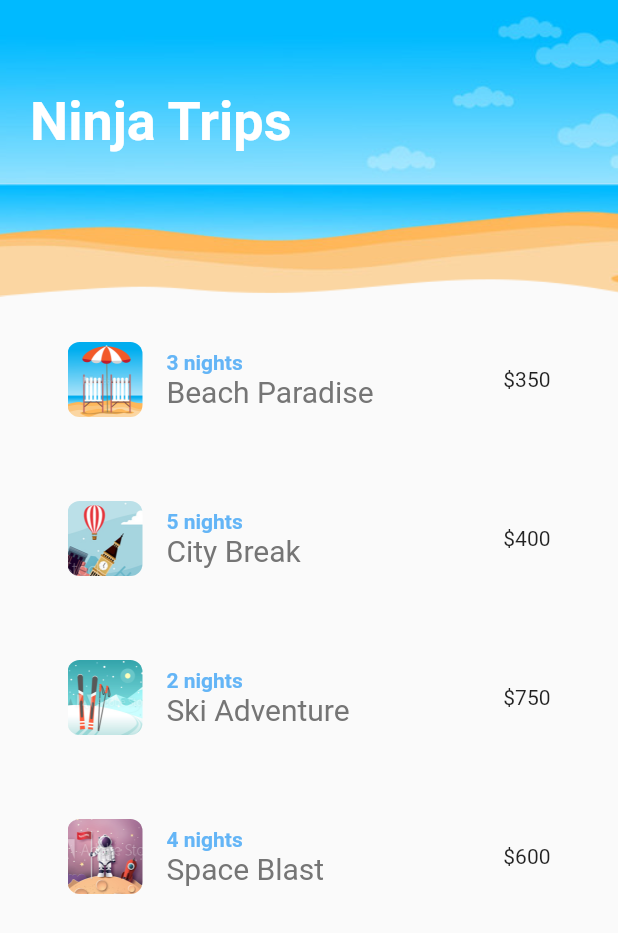
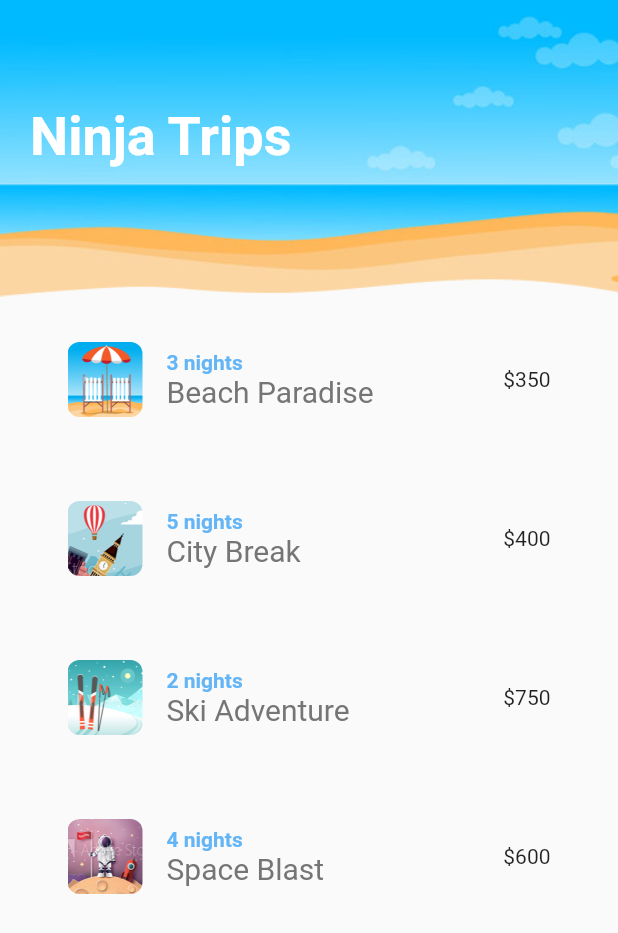
Before and after one commit to 4643880/Animations-Flutter, a Flutter app: the screen it shows after launch, on a phone screen of 412 x 824 dp. Shown: the top 933 px of the screen. Run offline on Flutter 3.47's test engine with Material 2 defaults, Android fonts, the phone set to English and light mode, and no system bars; missing offline and left inert: dart:ffi, ipsum.

Commit message:
Implemented Curves Animation Title and Details Page's Favorite Icon

```diff
--- a/lib/shared/screenTitle.dart
+++ b/lib/shared/screenTitle.dart
@@ -12,11 +12,12 @@ class ScreenTitle extends StatelessWidget {
     return TweenAnimationBuilder(
       tween: Tween<double>(begin: 0, end: 1),
       duration: const Duration(seconds: 1),
+      curve: Curves.easeIn,
       builder: (context, valuebetweenZerotoOne, child) {
         return Opacity(
           opacity: valuebetweenZerotoOne,
           child: Padding(
-            padding: EdgeInsets.only(top: valuebetweenZerotoOne * 20),
+            padding: EdgeInsets.only(top: valuebetweenZerotoOne * 30),
             child: child,
           ),
         );
```
Also changed, not shown: lib/shared/heart.dart (+9 -3 lines).
